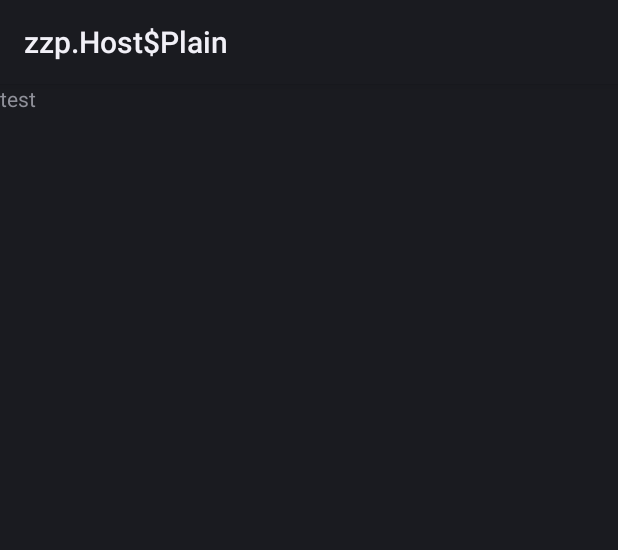
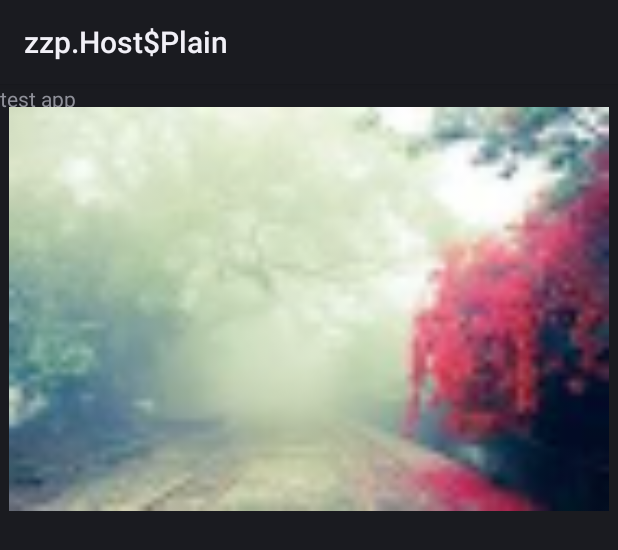
Before and after one commit to RainFool/MDEffectDemo, an Android app: the layout activity_spannable_test.xml on its own in the app's theme, with its tools: preview values and no code run, on a phone screen of 412 x 824 dp. Shown: the top 550 px of the screen. Run offline under Robolectric (Android 15) with nearby library versions, the phone set to English and light mode, and no system bars.

Commit message:
多flavor跑通图片选择

```diff
--- a/spannable/src/main/res/layout/activity_spannable_test.xml
+++ b/spannable/src/main/res/layout/activity_spannable_test.xml
@@ -9,6 +9,14 @@
     <TextView
         android:layout_width="match_parent"
         android:layout_height="match_parent"
-        android:text="test" />
+        android:text="@string/test_name" />
+
+    <ImageView
+        android:layout_width="400dp"
+        android:layout_height="300dp"
+        app:layout_constraintEnd_toEndOf="parent"
+        app:layout_constraintStart_toStartOf="parent"
+        app:layout_constraintTop_toTopOf="parent"
+        android:src="@drawable/img"/>
 
 </androidx.constraintlayout.widget.ConstraintLayout>
--- a/spannable/src/main/res/values/strings.xml
+++ b/spannable/src/main/res/values/strings.xml
@@ -1 +1,3 @@
-<resources></resources>
+<resources>
+    <string name="test_name">test app</string>
+</resources>
```
Also changed, not shown: app/build.gradle (+10 -0 lines), spannable/build.gradle (+10 -0 lines), spannable/src/main/res/drawable-xxhdpi/img.png (added), 1 other file.
